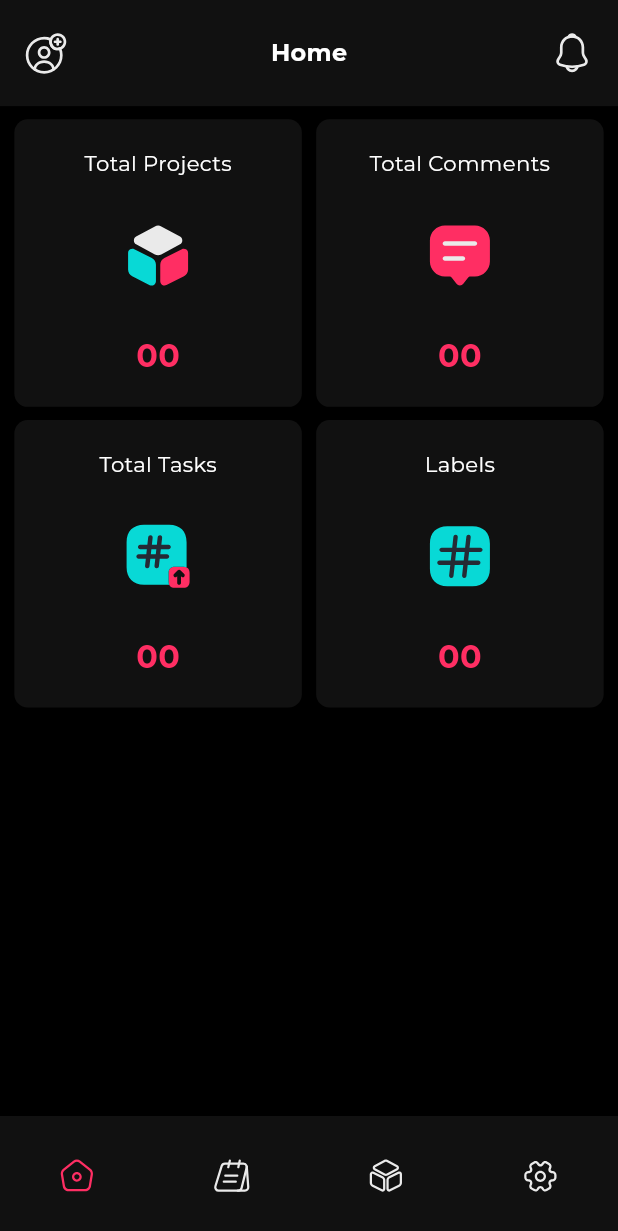
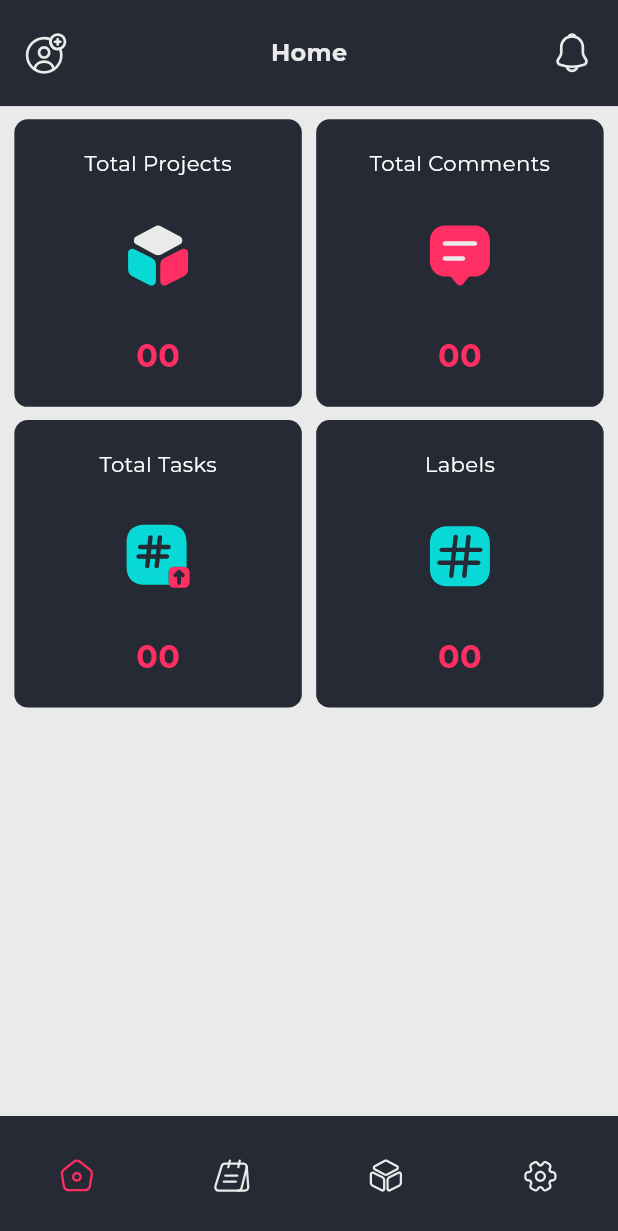
Before and after one commit to junaiiiid/sync_flow, a Flutter app: the screen it shows after launch, on a phone screen of 412 x 824 dp. Shown: the top 1231 px of the screen. Run offline on Flutter 3.47's test engine with Material 3 defaults, Android fonts, the phone set to English and light mode, and no system bars; our stand-ins replace dio, flutter_localization, flutter_riverpod, flutter_screenutil, flutter_svg, get_it and 5 more; network calls fail; statements that could not run were skipped.

Commit message:
Revert "theme engine added"
This reverts commit c5f44c8afc8dd55f6ed6b53c2b2756fa2475d4c4.

```diff
--- a/lib/features/dashboard/ui/dashboard_screen.dart
+++ b/lib/features/dashboard/ui/dashboard_screen.dart
@@ -18,7 +18,6 @@ class DashboardScreen extends ConsumerWidget {
   @override
   Widget build(BuildContext context, WidgetRef ref) {
     final viewModel = ref.watch(ProviderService.dashboardProvider);
-    final themeEngine = ref.watch(ProviderService.themeEngineProvider);
     bool condition = ((viewModel.dashboardItems.length == 1) &&
         (viewModel.dashboardItems.first.type == DashboardItemType.dummy));
     List<DashboardItemsModel> conditionalList =
@@ -37,7 +36,7 @@ class DashboardScreen extends ConsumerWidget {
                 .map<Widget>(
                   (item) => (condition)
                       ? dashboardItemSkeleton(model: item)
-                      : dashboardItemCard(model: item,color: themeEngine.appBarColor),
+                      : dashboardItemCard(model: item),
                 )
                 .toList(),
           ),
@@ -46,7 +45,7 @@ class DashboardScreen extends ConsumerWidget {
     );
   }
 
-  Widget dashboardItemCard({required DashboardItemsModel model,Color? color}) {
+  Widget dashboardItemCard({required DashboardItemsModel model}) {
     return InkWell(
       onTap: () {
         StateService.context
@@ -55,7 +54,7 @@ class DashboardScreen extends ConsumerWidget {
       },
       child: Container(
         decoration: BoxDecoration(
-            color: color??LightModeColors.grey,
+            color: LightModeColors.grey,
             borderRadius: BorderRadius.all(Radius.circular(10.r))),
         child: Center(
           child: Column(
--- a/lib/features/home/ui/home_screen.dart
+++ b/lib/features/home/ui/home_screen.dart
@@ -18,15 +18,14 @@ class HomeScreen extends ConsumerWidget {
   @override
   Widget build(BuildContext context, WidgetRef ref) {
     final viewModel = ref.watch(ProviderService.homeProvider);
-    final themeEngine = ref.watch(ProviderService.themeEngineProvider);
     return AppParentWidget(
         viewModel: viewModel,
         buildMethod: (context, ref) {
           return Container(
-            color: themeEngine.appBarColor,
+            color: LightModeColors.grey,
             child: SafeArea(
               child: Scaffold(
-                backgroundColor: themeEngine.backgroundColor,
+                backgroundColor: LightModeColors.light,
                 body: Stack(
                   children: [
                     IndexedStack(
@@ -48,7 +47,7 @@ class HomeScreen extends ConsumerWidget {
                   ],
                 ),
                 appBar:
-                    CustomAppBar.myAppBar(title: viewModel.selectedItem.label,color: themeEngine.appBarColor,textColor: themeEngine.textColor),
+                    CustomAppBar.myAppBar(title: viewModel.selectedItem.label),
               ),
             ),
           );
--- a/lib/features/home/ui/widgets/custom_app_bar.dart
+++ b/lib/features/home/ui/widgets/custom_app_bar.dart
@@ -11,11 +11,11 @@ import 'package:go_router/go_router.dart';
 class CustomAppBar {
   CustomAppBar._();
 
-  static PreferredSize myAppBar({required String title,Color? color,Color? textColor}) {
+  static PreferredSize myAppBar({required String title}) {
     return PreferredSize(
       preferredSize: Size.fromHeight(80.h),
       child: Container(
-        color: color??LightModeColors.grey,
+        color: LightModeColors.grey,
         padding: NumericConstants.appBarPadding,
         child: Stack(
           children: [
@@ -24,7 +24,7 @@ class CustomAppBar {
                 child: Text(
                   title,
                   style: AppTextStyles.titleMedium
-                      ?.copyWith(color: textColor??LightModeColors.light),
+                      ?.copyWith(color: LightModeColors.light),
                 )),
             Row(
               mainAxisAlignment: MainAxisAlignment.spaceBetween,
--- a/lib/features/home/ui/widgets/custom_navigation_bar.dart
+++ b/lib/features/home/ui/widgets/custom_navigation_bar.dart
@@ -6,20 +6,18 @@ import 'package:flow_sync/services/provider_service.dart';
 import 'package:flow_sync/services/state_service.dart';
 import 'package:flow_sync/styles_and_themes/app_colors.dart';
 import 'package:flutter/material.dart';
-import 'package:flutter_riverpod/flutter_riverpod.dart';
 import 'package:flutter_screenutil/flutter_screenutil.dart';
 import 'package:flutter_svg/flutter_svg.dart';
 
 import '../../model/navigation_bar_model.dart';
 import 'extras_widget.dart';
 
-class CustomNavigationBar extends ConsumerWidget {
+class CustomNavigationBar extends StatelessWidget {
   final HomeViewModel viewModel;
   const CustomNavigationBar({super.key, required this.viewModel});
 
   @override
-  Widget build(BuildContext context,WidgetRef ref) {
-    final themeEngine = ref.watch(ProviderService.themeEngineProvider);
+  Widget build(BuildContext context) {
     return Stack(
       children: [
         const ExtraBottomSheet(),
@@ -34,7 +32,7 @@ class CustomNavigationBar extends ConsumerWidget {
                   child: NavigationBar(
                     selectedIndex: viewModel.navigationBarItems
                         .indexOf(viewModel.selectedItem),
-                    backgroundColor: themeEngine.appBarColor,
+                    backgroundColor: LightModeColors.grey,
                     destinations: viewModel.navigationBarItems
                         .map<Widget>((item) => navigationBarItems(model: item))
                         .toList(),
--- a/lib/features/settings/view_model/settings_view_model.dart
+++ b/lib/features/settings/view_model/settings_view_model.dart
@@ -15,6 +15,11 @@ import '../../../services/language_service.dart';
 class SettingsViewModel extends BaseViewModel {
   List<SettingsModel> settingsMenuItems = [
     SettingsModel(title: LanguageService.getString.darkTheme, type: SettingType.boolean, value: false),
+    SettingsModel(
+      title: LanguageService.getString.appType,
+      type: SettingType.multiOption,
+      possibleValues: [LanguageService.getString.simple, LanguageService.getString.advanced],
+    ),
   ];
   @override
   void callDispose() {
--- a/lib/features/splash/ui/splash_screen.dart
+++ b/lib/features/splash/ui/splash_screen.dart
@@ -21,7 +21,7 @@ class SplashScreen extends ConsumerWidget {
         viewModel: viewModel,
         buildMethod: (context, ref) {
           return Scaffold(
-            backgroundColor: themeEngine.backgroundColor,
+            backgroundColor: themeEngine.light,
             body: Stack(
               children: [
                 const Align(alignment: Alignment.center, child: LogoWidget()),
--- a/lib/features/splash/ui/widgets/branding_logo_widget.dart
+++ b/lib/features/splash/ui/widgets/branding_logo_widget.dart
@@ -22,7 +22,7 @@ class BrandingLogoWidget extends StatelessWidget {
         children: [
           Text(
             LanguageService.getString.poweredBy,
-            style: AppTextStyles.labelSmall?.copyWith(color: StateService.context.read(ProviderService.themeEngineProvider).textColor),
+            style: AppTextStyles.labelSmall?.copyWith(color: StateService.context.read(ProviderService.themeEngineProvider).black),
           ),
           Transform.scale(
               scale: 0.7,
--- a/lib/features/splash/ui/widgets/logo_widget.dart
+++ b/lib/features/splash/ui/widgets/logo_widget.dart
@@ -25,7 +25,7 @@ class LogoWidget extends StatelessWidget {
           style: AppTextStyles.titleSmall?.copyWith(
               color: StateService.context
                   .read(ProviderService.themeEngineProvider)
-                  .textColor),
+                  .black),
         ),
       ],
     );
--- a/lib/services/theme_engine_service.dart
+++ b/lib/services/theme_engine_service.dart
@@ -18,11 +18,6 @@ class ThemeEngineService extends ChangeNotifier {
     _isDarkModeEnabled = locator<LocalStorageService>().getDarkMode() ?? false;
   }
 
-  Future<void> changeThemeMode({required bool value}) async{
-    await locator<LocalStorageService>().setDarkMode(value: value);
-    _isDarkModeEnabled = value;
-  }
-
   Color get blue =>
       _isDarkModeEnabled ? DarkModeColors.blue : LightModeColors.blue;
   Color get grey =>
@@ -33,10 +28,6 @@ class ThemeEngineService extends ChangeNotifier {
       _isDarkModeEnabled ? DarkModeColors.light : LightModeColors.light;
   Color get black =>
       _isDarkModeEnabled ? DarkModeColors.black : LightModeColors.black;
-  Color get textColor =>
-      _isDarkModeEnabled ? DarkModeColors.white : LightModeColors.black;
-  Color get appBarColor => _isDarkModeEnabled ? DarkModeColors.coolBlack : LightModeColors.grey;
-  Color get backgroundColor => _isDarkModeEnabled ? DarkModeColors.black : LightModeColors.white;
   Color get white =>
       _isDarkModeEnabled ? DarkModeColors.white : LightModeColors.white;
   Color get error =>
--- a/lib/styles_and_themes/app_colors.dart
+++ b/lib/styles_and_themes/app_colors.dart
@@ -21,9 +21,8 @@ class DarkModeColors {
   static const grey = Color(0xffEAEAEA); // Same as light mode, good for text on dark backgrounds
   static const red = Color(0xffFF5C77); // Slightly brighter red for dark mode
   static const light = Color(0xff1C1F26); // Darker grey for background elements
-  static const white = Color(0xffffffff); // White for text and icons
-  static const black = Color(0xff000000);
-  static const coolBlack = Color(0xff111111);// Black for the darkest elements
+  static const white = Color(0xff000000); // White for text and icons
+  static const black = Color(0xffffffff); // Black for the darkest elements
   static const error = Color(0xffFF6F61); // Brightened error color
   static const success = Color(0xff1BBF97); // Brighter success color
   static const transparent = Colors.transparent; // Transparent color remains the same
```
Also changed, not shown: lib/features/board/ui/board_screen.dart (+2 -6 lines), lib/features/board/ui/widgets/projects_tab_bar.dart (+6 -9 lines), lib/global_widgets/no_data_widget.dart (+3 -6 lines).
